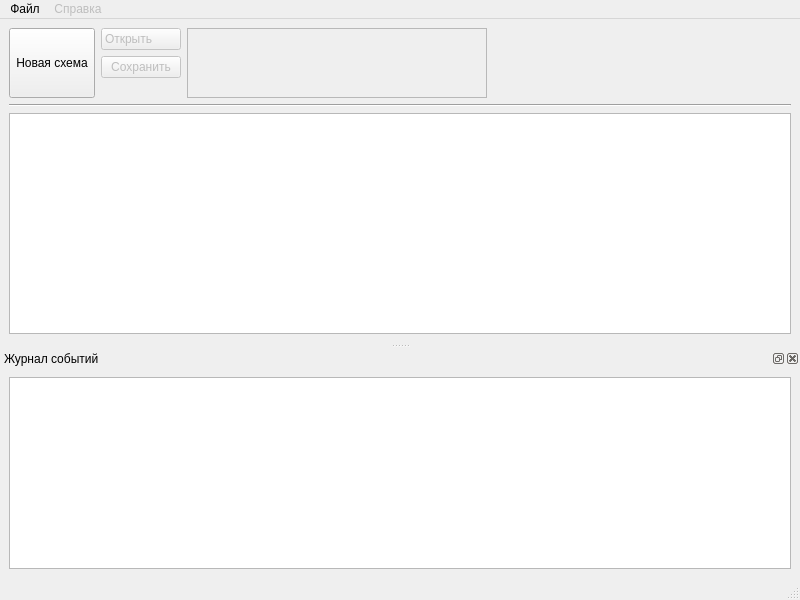
The window that src/NSWindow.ui (otsheln1k/qnetsim) describes before a commit, drawn with Qt 5.
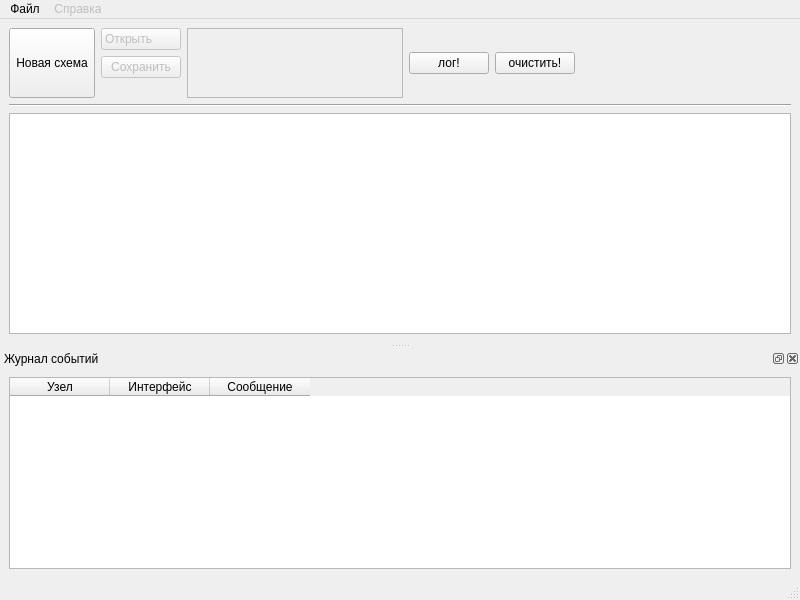
The same window after the commit. Icons and pictures are not drawn.

```diff
--- a/src/NSWindow.ui
+++ b/src/NSWindow.ui
@@ -159,6 +159,20 @@
         </widget>
        </widget>
       </item>
+      <item>
+       <widget class="QPushButton" name="logTestButton">
+        <property name="text">
+         <string>лог!</string>
+        </property>
+       </widget>
+      </item>
+      <item>
+       <widget class="QPushButton" name="logClearButton">
+        <property name="text">
+         <string>очистить!</string>
+        </property>
+       </widget>
+      </item>
       <item>
        <spacer name="horizontalSpacer">
         <property name="orientation">
@@ -242,7 +256,26 @@
    <widget class="QWidget" name="dockWidgetContents">
     <layout class="QVBoxLayout" name="verticalLayout_3">
      <item>
-      <widget class="QTableView" name="tableView"/>
+      <widget class="QTableWidget" name="logTable">
+       <property name="columnCount">
+        <number>3</number>
+       </property>
+       <column>
+        <property name="text">
+         <string>Узел</string>
+        </property>
+       </column>
+       <column>
+        <property name="text">
+         <string>Интерфейс</string>
+        </property>
+       </column>
+       <column>
+        <property name="text">
+         <string>Сообщение</string>
+        </property>
+       </column>
+      </widget>
      </item>
     </layout>
    </widget>
```
Left out of the diff: 4 changed lines with no effect on the pictures.
